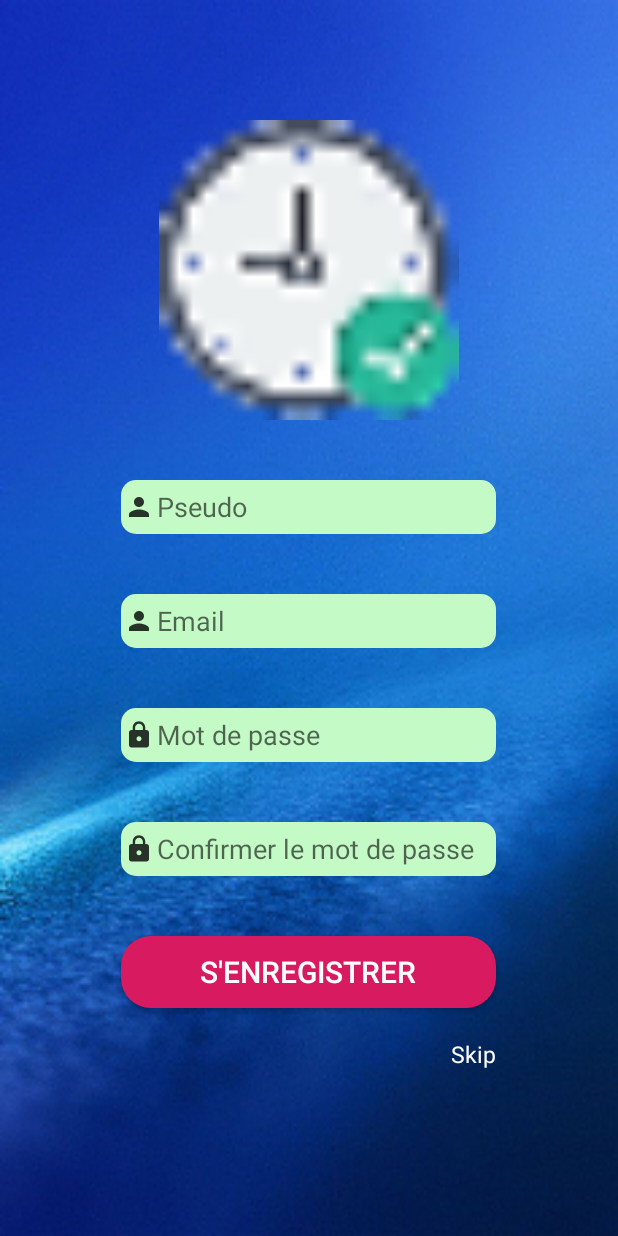
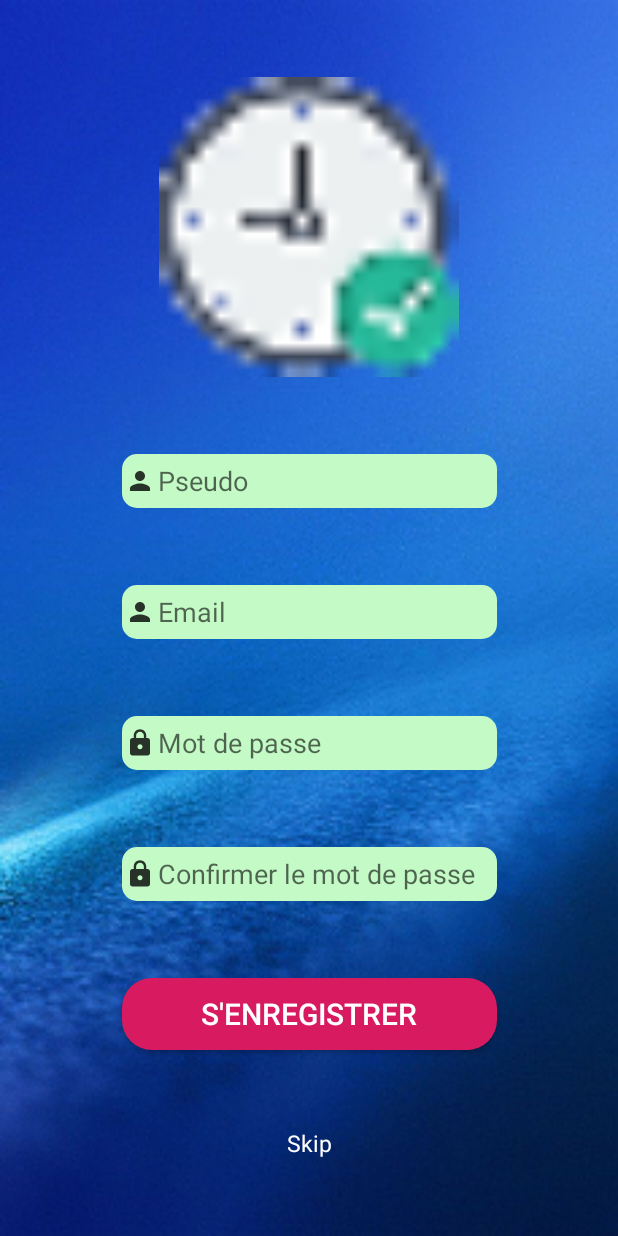
Before and after one commit to SoilihBenSoilih/ITask, an Android app: the RegisterActivity screen opened directly, with no data from a screen before it, on a phone screen of 412 x 824 dp. Run offline under Robolectric (Android 15) with nearby library versions, the phone set to English and light mode, and no system bars.

Commit message:
Modification de tous les RelativeLayout en ConstraintLayout

```diff
--- a/app/src/main/res/layout/activity_register.xml
+++ b/app/src/main/res/layout/activity_register.xml
@@ -1,5 +1,5 @@
 <?xml version="1.0" encoding="utf-8"?>
-<RelativeLayout
+<androidx.constraintlayout.widget.ConstraintLayout
     xmlns:android="http://schemas.android.com/apk/res/android"
     xmlns:app="http://schemas.android.com/apk/res-auto"
     xmlns:tools="http://schemas.android.com/tools"
@@ -12,9 +12,11 @@
         android:id="@+id/icon_connexion"
         android:layout_width="200dp"
         android:layout_height="200dp"
-        android:layout_alignParentTop="true"
-        android:layout_centerHorizontal="true"
-        android:layout_marginTop="80dp"
+        app:layout_constraintLeft_toLeftOf="parent"
+        app:layout_constraintRight_toRightOf="parent"
+        app:layout_constraintTop_toTopOf="parent"
+        app:layout_constraintBottom_toTopOf="@id/editText_pseudo"
+        app:layout_constraintVertical_chainStyle="spread"
         android:src="@drawable/icon_login"/>
 
     <EditText
@@ -24,9 +26,10 @@
         android:ems="10"
         android:background="@drawable/edit_text_grey"
         android:drawableLeft="@drawable/ic_action_person"
-        android:layout_centerHorizontal="true"
-        android:layout_marginTop="40dp"
-        android:layout_below="@+id/icon_connexion"
+        app:layout_constraintLeft_toLeftOf="parent"
+        app:layout_constraintRight_toRightOf="parent"
+        app:layout_constraintTop_toBottomOf="@id/icon_connexion"
+        app:layout_constraintBottom_toTopOf="@id/editText_email"
         android:hint="Pseudo"
         android:inputType="text" />
 
@@ -37,10 +40,11 @@
         android:ems="10"
         android:background="@drawable/edit_text_grey"
         android:drawableLeft="@drawable/ic_action_person"
-        android:layout_centerHorizontal="true"
-        android:layout_marginTop="40dp"
         android:hint="Email"
-        android:layout_below="@+id/editText_pseudo"
+        app:layout_constraintLeft_toLeftOf="parent"
+        app:layout_constraintRight_toRightOf="parent"
+        app:layout_constraintTop_toBottomOf="@id/editText_pseudo"
+        app:layout_constraintBottom_toTopOf="@id/editText_password"
         android:inputType="textEmailAddress" />
 
     <EditText
@@ -48,12 +52,13 @@
         android:layout_width="250dp"
         android:layout_height="36dp"
         android:ems="10"
-        android:layout_marginTop="40dp"
         android:background="@drawable/edit_text_grey"
         android:hint="Mot de passe"
         android:drawableLeft="@drawable/ic_action_password"
-        android:layout_below="@+id/editText_email"
-        android:layout_centerHorizontal="true"
+        app:layout_constraintLeft_toLeftOf="parent"
+        app:layout_constraintRight_toRightOf="parent"
+        app:layout_constraintTop_toBottomOf="@id/editText_email"
+        app:layout_constraintBottom_toTopOf="@id/editText_confirm_password"
         android:inputType="textPassword" />
 
     <EditText
@@ -61,38 +66,40 @@
         android:layout_width="250dp"
         android:layout_height="36dp"
         android:ems="10"
-        android:layout_marginTop="40dp"
         android:background="@drawable/edit_text_grey"
         android:hint="Confirmer le mot de passe"
         android:drawableLeft="@drawable/ic_action_password"
-        android:layout_below="@+id/editText_password"
-        android:layout_centerHorizontal="true"
+        app:layout_constraintLeft_toLeftOf="parent"
+        app:layout_constraintRight_toRightOf="parent"
+        app:layout_constraintTop_toBottomOf="@id/editText_password"
+        app:layout_constraintBottom_toTopOf="@id/button_register"
         android:inputType="textPassword" />
 
     <Button
         android:id="@+id/button_register"
         android:layout_width="250dp"
         android:layout_height="wrap_content"
-        android:layout_marginTop="40dp"
         android:text="S'enregistrer"
         android:background="@drawable/button_rectangle_pink"
-        android:layout_below="@+id/editText_confirm_password"
         android:textColor="#FFFFFF"
         android:textSize="20sp"
-        android:layout_centerHorizontal="true">
-    </Button>
+        app:layout_constraintLeft_toLeftOf="parent"
+        app:layout_constraintRight_toRightOf="parent"
+        app:layout_constraintTop_toBottomOf="@id/editText_confirm_password"
+        app:layout_constraintBottom_toTopOf="@id/textView_skip"/>
+
 
     <TextView
         android:id="@+id/textView_skip"
         android:layout_width="wrap_content"
         android:layout_height="wrap_content"
-        android:layout_marginTop="20dp"
-        android:layout_below="@+id/button_register"
-        android:layout_alignRight="@+id/button_register"
         android:textSize="15sp"
         android:text="Skip"
         android:textColor="#ffffff"
-        android:layout_centerHorizontal="true">
+        app:layout_constraintLeft_toLeftOf="parent"
+        app:layout_constraintRight_toRightOf="parent"
+        app:layout_constraintTop_toBottomOf="@id/button_register"
+        app:layout_constraintBottom_toBottomOf="parent">
     </TextView>
 
-</RelativeLayout>
+</androidx.constraintlayout.widget.ConstraintLayout>
--- a/build.gradle
+++ b/build.gradle
@@ -8,7 +8,7 @@ buildscript {
 
     }
     dependencies {
-        classpath 'com.android.tools.build:gradle:3.6.0'
+        classpath 'com.android.tools.build:gradle:3.6.1'
         classpath "org.jetbrains.kotlin:kotlin-gradle-plugin:$kotlin_version"
         // NOTE: Do not place your application dependencies here; they belong
         // in the individual module build.gradle files
```
Also changed, not shown: app/src/main/res/layout/activity_home_page.xml (+40 -21 lines), app/src/main/res/layout/activity_login.xml (+33 -27 lines), app/src/main/res/layout/activity_pomodoro.xml (+26 -15 lines), app/src/main/res/layout/ranking_list_item.xml (+25 -10 lines).
